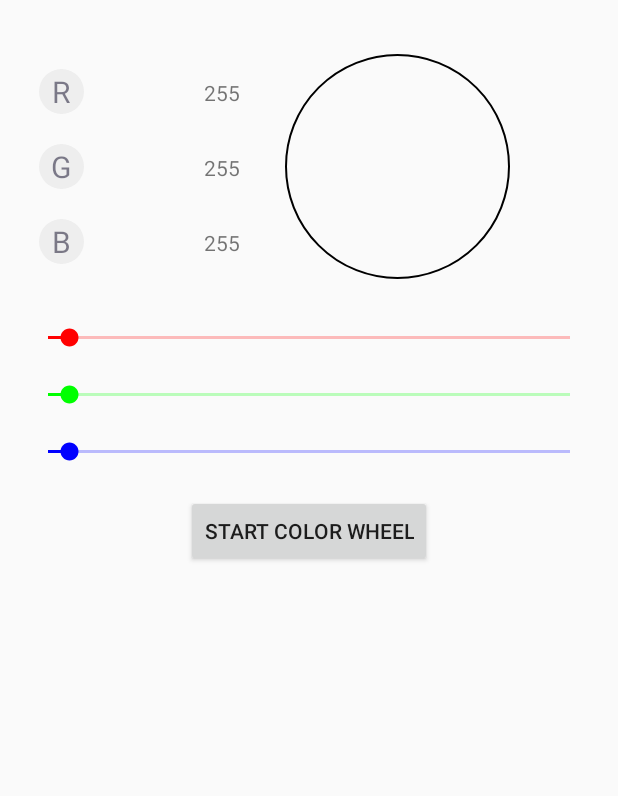
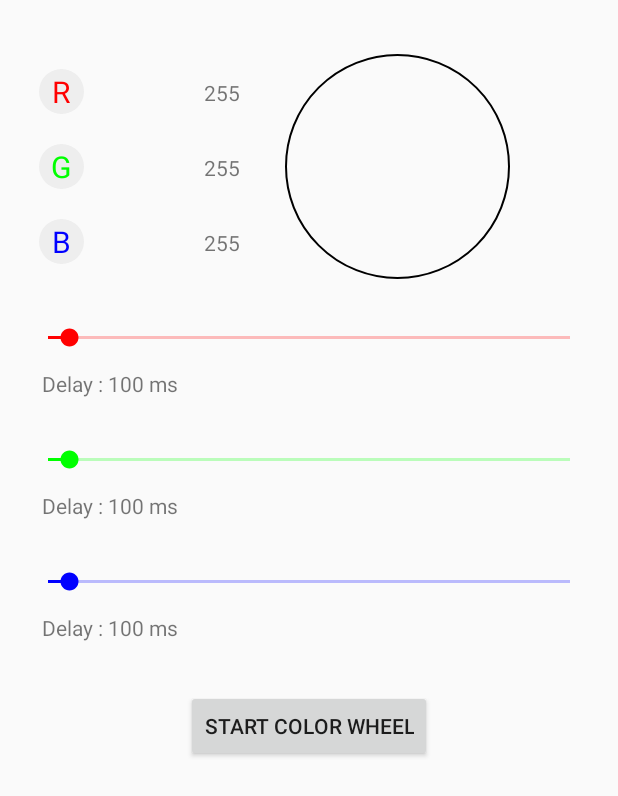
Before and after one commit to hmkcode/Android, an Android app: the screen it shows after launch (MainActivity), on a phone screen of 412 x 824 dp. Shown: the top 796 px of the screen. Run offline under Robolectric (Android 15) with nearby library versions, the phone set to English and light mode, and no system bars.

Commit message:
added max component

```diff
--- a/ColorWheel/app/src/main/java/com/colorwheel/practice/colorwheel/MainActivity.java
+++ b/ColorWheel/app/src/main/java/com/colorwheel/practice/colorwheel/MainActivity.java
@@ -119,6 +119,63 @@ public class MainActivity extends AppCompatActivity {
             }
         });
 
+        redSeeker.setOnSeekBarChangeListener(new SeekBar.OnSeekBarChangeListener() {
+            @Override
+            public void onProgressChanged(SeekBar seekBar, int i, boolean byUser) {
+                if (byUser) {
+                    ((TextView) findViewById(R.id.redDelay)).setText(seekBar.getProgress() + " ms");
+                }
+            }
+
+            @Override
+            public void onStartTrackingTouch(SeekBar seekBar) {
+
+            }
+
+            @Override
+            public void onStopTrackingTouch(SeekBar seekBar) {
+
+            }
+        });
+
+
+        greenSeeker.setOnSeekBarChangeListener(new SeekBar.OnSeekBarChangeListener() {
+            @Override
+            public void onProgressChanged(SeekBar seekBar, int i, boolean byUser) {
+                if(byUser){
+                    ((TextView) findViewById(R.id.greenDelay)).setText(seekBar.getProgress()+" ms");
+                }
+            }
+
+            @Override
+            public void onStartTrackingTouch(SeekBar seekBar) {
+
+            }
+
+            @Override
+            public void onStopTrackingTouch(SeekBar seekBar) {
+
+            }
+        });
+
+        blueSeeker.setOnSeekBarChangeListener(new SeekBar.OnSeekBarChangeListener() {
+            @Override
+            public void onProgressChanged(SeekBar seekBar, int i, boolean byUser) {
+                if(byUser){
+                    ((TextView) findViewById(R.id.blueDelay)).setText(seekBar.getProgress()+" ms");
+                }
+            }
+
+            @Override
+            public void onStartTrackingTouch(SeekBar seekBar) {
+
+            }
+
+            @Override
+            public void onStopTrackingTouch(SeekBar seekBar) {
+
+            }
+        });
     }
 
     public void setColorChipBackground(int colorType , int value){
@@ -157,11 +214,11 @@ public class MainActivity extends AppCompatActivity {
         blueTag = (TextView) blueChipView.findViewById(R.id.Tag);
 
         redTag.setText("R");
-        redTag.setTextColor(R.color.Red);
+        redTag.setTextColor(Color.RED);
         greenTag.setText("G");
-        greenTag.setTextColor(R.color.Green);
+        greenTag.setTextColor(Color.GREEN);
         blueTag.setText("B");
-        blueTag.setTextColor(R.color.Blue);
+        blueTag.setTextColor(Color.BLUE);
 
 
     }
--- a/ColorWheel/app/src/main/res/layout/activity_main.xml
+++ b/ColorWheel/app/src/main/res/layout/activity_main.xml
@@ -71,6 +71,13 @@
             android:layout_centerHorizontal="true"
             android:layout_centerVertical="true" />
 
+        <TextView
+            android:id="@+id/redDelay"
+            android:padding="12dp"
+            android:text="Delay : 100 ms"
+            android:layout_width="match_parent"
+            android:layout_height="wrap_content" />
+
         <SeekBar
             android:progress="4"
             android:max="100"
@@ -80,6 +87,14 @@
             android:layout_below="@+id/redSpeedJumper"
             android:layout_marginTop="20dp" />
 
+        <TextView
+            android:id="@+id/greenDelay"
+            android:padding="12dp"
+            android:text="Delay : 100 ms"
+            android:layout_width="match_parent"
+            android:layout_height="wrap_content" />
+
+
         <SeekBar
             android:progress="4"
             android:max="100"
@@ -88,6 +103,14 @@
             android:layout_height="wrap_content"
             android:layout_below="@+id/greenSpeedJumper"
             android:layout_marginTop="20dp" />
+
+        <TextView
+            android:id="@+id/blueDelay"
+            android:padding="12dp"
+            android:text="Delay : 100 ms"
+            android:layout_width="match_parent"
+            android:layout_height="wrap_content" />
+
 
     </LinearLayout>
 
```
